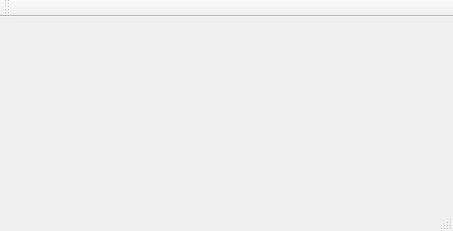
Above: mainwindow.ui from chiterelk/botKuna before the change. Below: the same form after it.
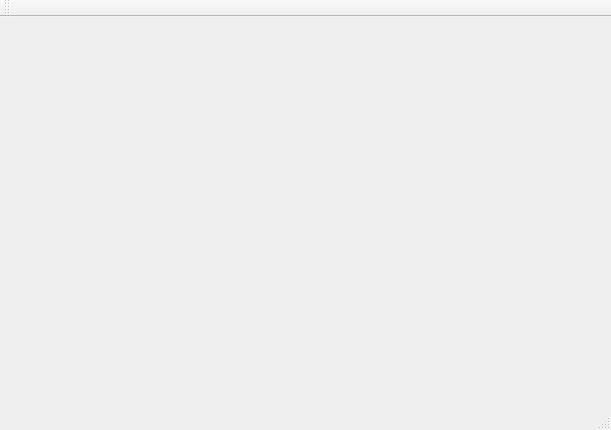
That is the form after the change.

Diff of the .ui file:
```diff
--- a/mainwindow.ui
+++ b/mainwindow.ui
@@ -6,8 +6,8 @@
    <rect>
     <x>0</x>
     <y>0</y>
-    <width>453</width>
-    <height>231</height>
+    <width>611</width>
+    <height>430</height>
    </rect>
   </property>
   <property name="sizePolicy">
```
Left out of the diff: 2 changed lines with no effect on the pictures.
